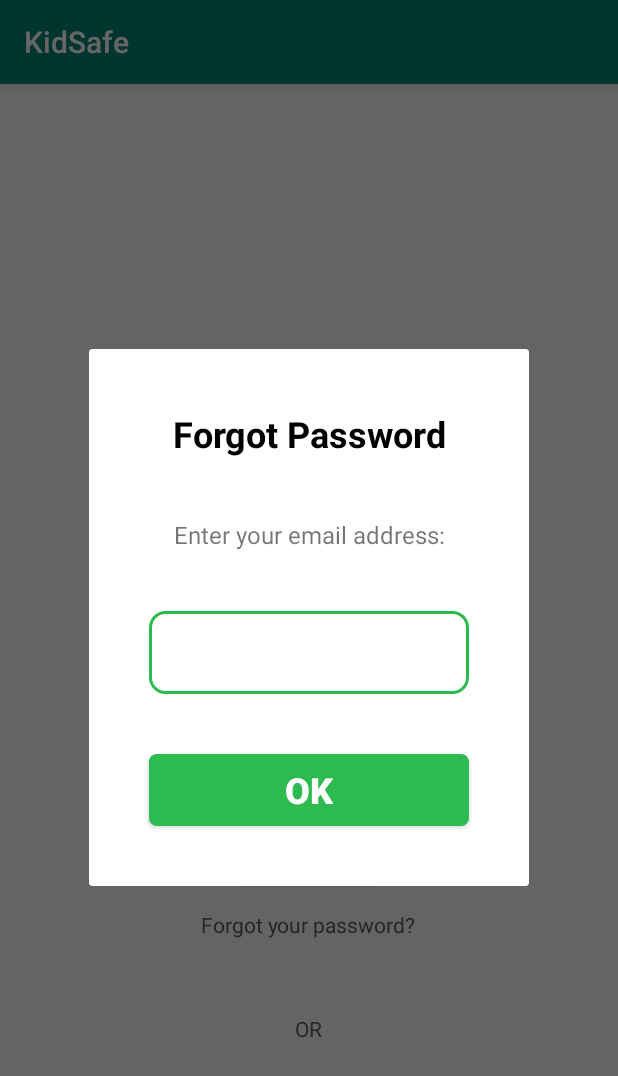
After one commit to xMansour/KidSafe, an Android app: the fragment RecoverPasswordFragment placed in its activity, on a phone screen of 412 x 824 dp. The commit adds this screen. Shown: the top 1076 px of the screen. Run offline under Robolectric (Android 15) with nearby library versions, the phone set to English and light mode, and no system bars; our stand-ins replace Firebase (no records; nobody signed in at launch, a user with empty details on screens opened directly).

Commit message:
Implemented the RecoverPassword dialogfragment

```diff
--- a/Application/app/src/main/java/com/mansourappdevelopment/androidapp/kidsafe/activities/LoginActivity.java
+++ b/Application/app/src/main/java/com/mansourappdevelopment/androidapp/kidsafe/activities/LoginActivity.java
@@ -4,22 +4,22 @@ import android.content.Intent;
 import android.support.annotation.NonNull;
 import android.support.design.widget.TextInputEditText;
 import android.support.design.widget.TextInputLayout;
+import android.support.v4.app.FragmentManager;
 import android.support.v7.app.AppCompatActivity;
 import android.os.Bundle;
 import android.view.View;
 import android.widget.Button;
-import android.widget.ImageButton;
 import android.widget.ProgressBar;
 import android.widget.TextView;
 import android.widget.Toast;
 
 import com.google.android.gms.tasks.OnCompleteListener;
 import com.google.android.gms.tasks.Task;
-import com.google.firebase.FirebaseApp;
 import com.google.firebase.auth.AuthResult;
 import com.google.firebase.auth.FirebaseAuth;
 import com.google.firebase.auth.FirebaseUser;
 import com.mansourappdevelopment.androidapp.kidsafe.R;
+import com.mansourappdevelopment.androidapp.kidsafe.fragments.RecoverPasswordFragment;
 
 public class LoginActivity extends AppCompatActivity {
     private TextInputLayout txtLayoutEmail;
@@ -47,7 +47,7 @@ public class LoginActivity extends AppCompatActivity {
         txtForgotPassword = (TextView) findViewById(R.id.txtForgotPassword);
 
         progressBar = (ProgressBar) findViewById(R.id.progressBar);
-        progressBar.setVisibility(View.GONE);
+        //progressBar.setVisibility(View.GONE);
 
         btnLogin = (Button) findViewById(R.id.btnLogin);
 
@@ -58,6 +58,13 @@ public class LoginActivity extends AppCompatActivity {
                 String email = txtEmail.getText().toString();
                 String password = txtPassword.getText().toString();
                 logIn(email, password);
+            }
+        });
+
+        txtForgotPassword.setOnClickListener(new View.OnClickListener() {
+            @Override
+            public void onClick(View v) {
+                recoverPassword();
             }
         });
 
@@ -122,6 +129,12 @@ public class LoginActivity extends AppCompatActivity {
         }
     }
 
+    private void recoverPassword() {
+        FragmentManager fragmentManager = getSupportFragmentManager();
+        RecoverPasswordFragment recoverPasswordFragment = new RecoverPasswordFragment();
+        recoverPasswordFragment.show(fragmentManager, "0");
+    }
+
     private void startSignedInActivity() {
         Intent intent = new Intent(this, SignedInActivity.class);
         startActivity(intent);
--- /dev/null
+++ b/Application/app/src/main/java/com/mansourappdevelopment/androidapp/kidsafe/fragments/RecoverPasswordFragment.java
@@ -0,0 +1,41 @@
+package com.mansourappdevelopment.androidapp.kidsafe.fragments;
+
+import android.os.Bundle;
+import android.support.annotation.NonNull;
+import android.support.annotation.Nullable;
+import android.support.v4.app.DialogFragment;
+import android.view.LayoutInflater;
+import android.view.View;
+import android.view.ViewGroup;
+import android.widget.Button;
+import android.widget.EditText;
+import android.widget.Toast;
+
+import com.mansourappdevelopment.androidapp.kidsafe.R;
+
+public class RecoverPasswordFragment extends DialogFragment {
+    private View view;
+    private EditText txtRecoveryEmail;
+    private Button btnRecoverPassword;
+
+
+    @Nullable
+    @Override
+    public View onCreateView(@NonNull LayoutInflater inflater, @Nullable ViewGroup container, @Nullable Bundle savedInstanceState) {
+        view = inflater.inflate(R.layout.fragment_recover_password, container, false);
+        return view;
+    }
+
+    @Override
+    public void onViewCreated(@NonNull View view, @Nullable Bundle savedInstanceState) {
+        txtRecoveryEmail = view.findViewById(R.id.txtRecoveryEmail);
+        btnRecoverPassword = view.findViewById(R.id.btnRecoverPassword);
+        btnRecoverPassword.setOnClickListener(new View.OnClickListener() {
+            @Override
+            public void onClick(View v) {
+                Toast.makeText(getActivity(), "Sending reset email", Toast.LENGTH_SHORT).show();
+                dismiss();
+            }
+        });
+    }
+}
--- /dev/null
+++ b/Application/app/src/main/res/drawable/edit_text_rounded.xml
@@ -0,0 +1,9 @@
+<?xml version="1.0" encoding="utf-8"?>
+<shape xmlns:android="http://schemas.android.com/apk/res/android"
+    android:shape="rectangle">
+    <solid android:color="@color/white" />
+    <corners android:radius="10dp" />
+    <stroke
+        android:width="2dp"
+        android:color="@color/github_green" />
+</shape>
--- a/Application/app/src/main/res/layout/activity_login.xml
+++ b/Application/app/src/main/res/layout/activity_login.xml
@@ -58,7 +58,7 @@
         android:id="@+id/btnLogin"
         android:layout_width="wrap_content"
         android:layout_height="wrap_content"
-        android:background="@drawable/login_button"
+        android:background="@drawable/button_login"
         android:text="Login"
         android:textColor="@color/white"
         android:textSize="16sp"
@@ -88,6 +88,7 @@
 
     <ProgressBar
         android:id="@+id/progressBar"
+        android:visibility="gone"
         style="?android:attr/progressBarStyle"
         android:layout_width="50dp"
         android:layout_height="50dp"
--- /dev/null
+++ b/Application/app/src/main/res/layout/fragment_recover_password.xml
@@ -0,0 +1,54 @@
+<?xml version="1.0" encoding="utf-8"?>
+<LinearLayout xmlns:android="http://schemas.android.com/apk/res/android"
+    android:layout_width="match_parent"
+    android:layout_height="match_parent"
+    android:gravity="center"
+    android:orientation="vertical"
+    android:padding="20dp">
+
+
+    <TextView
+
+        android:id="@+id/textView1"
+
+        android:layout_width="match_parent"
+        android:layout_height="wrap_content"
+        android:layout_margin="20dp"
+        android:text="Forgot Password"
+        android:textAlignment="center"
+        android:textColor="@color/black"
+        android:textSize="24dp"
+        android:textStyle="bold" />
+
+    <TextView
+        android:id="@+id/textView2"
+        android:layout_width="match_parent"
+        android:layout_height="wrap_content"
+        android:layout_margin="20dp"
+        android:text="Enter your email address:"
+        android:textAlignment="center"
+        android:textSize="16dp" />
+
+    <EditText
+        android:id="@+id/txtRecoveryEmail"
+        android:layout_width="match_parent"
+        android:layout_height="55dp"
+        android:layout_margin="20dp"
+        android:background="@drawable/edit_text_rounded"
+        android:ems="10"
+        android:inputType="textEmailAddress"
+        android:maxLines="1"
+        android:padding="10dp"
+        android:textAlignment="center" />
+
+    <Button
+        android:id="@+id/btnRecoverPassword"
+        android:layout_width="match_parent"
+        android:layout_height="wrap_content"
+        android:layout_margin="20dp"
+        android:background="@drawable/button_login"
+        android:text="OK"
+        android:textColor="@color/white"
+        android:textSize="24sp"
+        android:textStyle="bold" />
+</LinearLayout>
```
Also changed, not shown: Application/app/src/main/res/drawable/button_login.xml (renamed from Application/app/src/main/res/drawable/login_button.xml).
